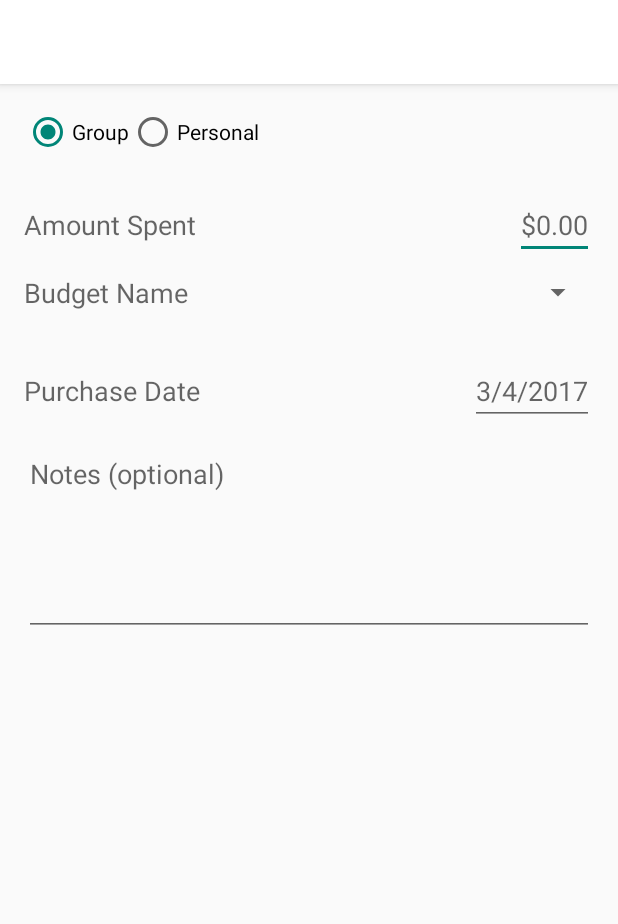
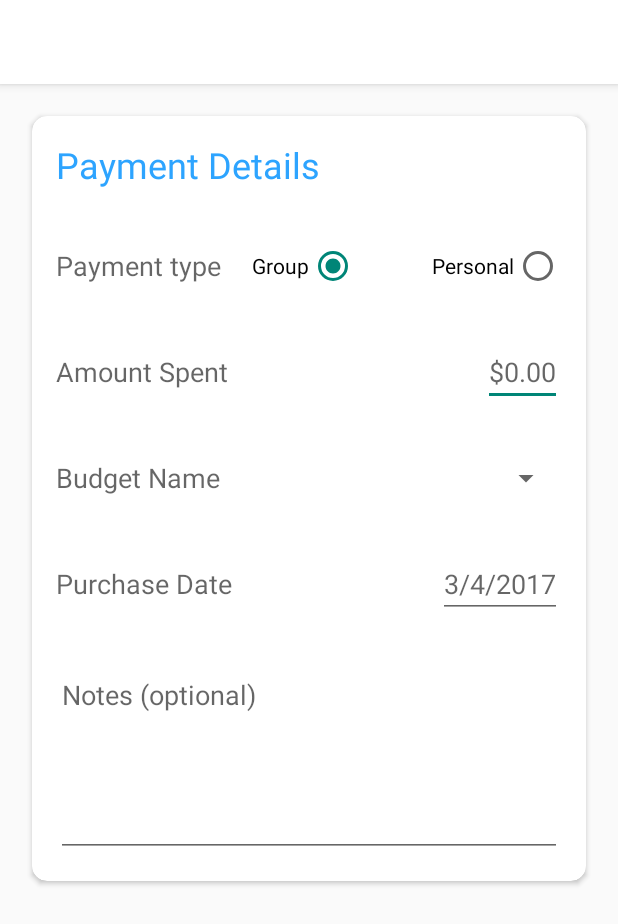
Before and after one commit to hatim-khan/budget-buddy, an Android app: the layout activity_add.xml on its own in the app's theme, with its tools: preview values and no code run, on a phone screen of 412 x 824 dp. Shown: the top 924 px of the screen. Run offline under Robolectric (Android 15) with nearby library versions, the phone set to English and light mode, and no system bars.

Commit message:
changed UI for add-payment

```diff
--- a/Android/BudgetBuddy/app/src/main/java/area51/budgetbuddy/AddActivity.java
+++ b/Android/BudgetBuddy/app/src/main/java/area51/budgetbuddy/AddActivity.java
@@ -41,6 +41,7 @@ public class AddActivity extends AppCompatActivity {
         // adds the "back button", which goes back to the MainActivity (where you can see Overview / Payments / Trends
         ActionBar actionBar = getSupportActionBar();
         actionBar.setDisplayHomeAsUpEnabled(true);
+        getSupportActionBar().setTitle("Add a new Payment");
         currentUser = AppVariables.currentUser;
         if (currentUser == null) throw new AssertionError("Current User cannot be null");
 
--- a/Android/BudgetBuddy/app/src/main/res/layout/activity_add.xml
+++ b/Android/BudgetBuddy/app/src/main/res/layout/activity_add.xml
@@ -21,52 +21,109 @@
     <LinearLayout
         android:layout_width="match_parent"
         android:layout_height="0dp"
+        android:layout_weight="1"
         android:orientation="vertical"
         android:paddingBottom="@dimen/activity_vertical_margin"
         android:paddingLeft="@dimen/activity_horizontal_margin"
         android:paddingRight="@dimen/activity_horizontal_margin"
         android:paddingTop="@dimen/activity_vertical_margin"
-        android:layout_weight="1">
+        android:weightSum="1">
+
+
+        <android.support.v7.widget.CardView
+            android:id="@+id/card_view2"
+            android:layout_width="fill_parent"
+            android:layout_height="510dp"
+            android:layout_gravity="center"
+            android:layout_margin="5dp"
+            android:layout_weight="0.00"
+            android:background="@color/white"
+            android:elevation="2dp"
+            app:cardCornerRadius="10dp">
+
+            <LinearLayout
+                android:layout_width="match_parent"
+                android:layout_height="match_parent"
+                android:layout_margin="@dimen/activity_horizontal_margin"
+                android:orientation="vertical">
+
+                <TextView
+                    android:layout_width="match_parent"
+                    android:layout_height="wrap_content"
+                    android:paddingBottom="@dimen/activity_vertical_margin"
+                    android:text="Payment Details"
+                    android:textAppearance="@style/TextAppearance.AppCompat.Headline"
+                    android:textColor="@color/colorPrimary"
+                    />
+
+                <LinearLayout
+                    android:layout_width="match_parent"
+                    android:layout_height="0dp"
+                    android:layout_weight="1"
+                    android:orientation="horizontal">
+
+                    <TextView
+                        android:layout_width="wrap_content"
+                        android:layout_height="wrap_content"
+                        android:layout_gravity="center_vertical"
+                        android:layout_weight="4"
+                        android:text="Payment type"
+                        android:textAppearance="@style/TextAppearance.AppCompat.Medium" />
 
                     <RadioGroup
                         android:id="@+id/radio_group"
                         android:layout_width="wrap_content"
-            android:layout_height="0dp"
+                        android:layout_height="wrap_content"
+                        android:layout_gravity="center_vertical"
+
+                        android:layout_weight="1"
+                        android:checkedButton="@+id/group_radio_button"
+                        android:gravity="right"
                         android:orientation="horizontal"
-            android:checkedButton="@+id/group_radio_button"
-            android:layout_weight="1">
+                        android:paddingLeft="@dimen/activity_horizontal_margin">
 
                         <RadioButton
                             android:id="@+id/group_radio_button"
                             android:layout_width="wrap_content"
                             android:layout_height="wrap_content"
-                android:text="Group"/>
+                            android:layout_gravity="start"
+                            android:layout_marginRight="50dp"
+                            android:layoutDirection="rtl"
+                            android:text="Group"
+                            android:textAlignment="textStart" />
 
                         <RadioButton
                             android:id="@+id/personal_radio_button"
                             android:layout_width="wrap_content"
                             android:layout_height="wrap_content"
-                android:text="Personal"/>
+                            android:layout_gravity="start"
+                            android:layoutDirection="rtl"
+                            android:text="Personal"
+                            android:textAlignment="textStart" />
 
                     </RadioGroup>
+                </LinearLayout>
 
                 <!-- Amount Spent Picker -->
                 <LinearLayout
                     android:layout_width="match_parent"
                     android:layout_height="0dp"
-            android:orientation="horizontal"
-            android:layout_weight="1">
+                    android:layout_weight="1"
+                    android:orientation="horizontal">
 
                     <TextView
                         android:layout_width="wrap_content"
                         android:layout_height="wrap_content"
-                android:textAppearance="@style/TextAppearance.AppCompat.Medium"
+                        android:layout_gravity="center_vertical"
+                        android:layout_weight="1"
                         android:text="Amount Spent"
-                android:layout_weight="1"/>
+                        android:textAppearance="@style/TextAppearance.AppCompat.Medium" />
+
                     <EditText
                         android:id="@+id/amount_spent"
                         android:layout_width="wrap_content"
                         android:layout_height="wrap_content"
+                        android:layout_gravity="center_vertical"
                         android:hint="$0.00" />
 
                 </LinearLayout>
@@ -75,24 +132,25 @@
                 <LinearLayout
                     android:layout_width="match_parent"
                     android:layout_height="0dp"
-            android:orientation="horizontal"
-            android:layout_weight="1">
+                    android:layout_weight="1"
+                    android:orientation="horizontal">
 
                     <TextView
                         android:layout_width="wrap_content"
                         android:layout_height="wrap_content"
-                android:textAppearance="@style/TextAppearance.AppCompat.Medium"
+                        android:layout_gravity="center_vertical"
+                        android:layout_weight="1"
                         android:text="Budget Name"
-                android:layout_weight="1"/>
+                        android:textAppearance="@style/TextAppearance.AppCompat.Medium" />
+
                     <Spinner
                         android:id="@+id/budget_name"
                         android:layout_width="0dp"
                         android:layout_height="wrap_content"
+                        android:layout_gravity="center_vertical"
                         android:layout_weight="1"
                         android:gravity="right"
-                android:textAlignment="gravity"
-                >
-            </Spinner>
+                        android:textAlignment="gravity"></Spinner>
 
                 </LinearLayout>
 
@@ -101,20 +159,23 @@
                 <LinearLayout
                     android:layout_width="match_parent"
                     android:layout_height="0dp"
-            android:orientation="horizontal"
-            android:layout_weight="1">
+                    android:layout_weight="1"
+                    android:orientation="horizontal">
 
                     <TextView
                         android:layout_width="wrap_content"
                         android:layout_height="wrap_content"
-                android:textAppearance="@style/TextAppearance.AppCompat.Medium"
+                        android:layout_gravity="center_vertical"
+                        android:layout_weight="1"
                         android:text="Purchase Date"
-                android:layout_weight="1"/>
+                        android:textAppearance="@style/TextAppearance.AppCompat.Medium" />
+
                     <EditText
                         android:id="@+id/purchase_date"
                         android:layout_width="wrap_content"
                         android:layout_height="wrap_content"
-                android:hint="3/4/2017"/>
+                        android:layout_gravity="center_vertical"
+                        android:hint="3/4/2017" />
 
                 </LinearLayout>
 
@@ -123,20 +184,14 @@
                     android:id="@+id/notes"
                     android:layout_width="fill_parent"
                     android:layout_height="wrap_content"
-            android:lines="5"
+                    android:layout_marginTop="@dimen/activity_vertical_margin"
                     android:gravity="top"
+                    android:hint="Notes (optional)"
                     android:inputType="textMultiLine"
-            android:hint="Notes (optional)">
-        </EditText>
-
+                    android:lines="5"></EditText>
             </LinearLayout>
 
-    <!-- Spacer view (to make room for the keyboard) -->
-    <LinearLayout
-        android:layout_width="match_parent"
-        android:layout_height="0dp"
-        android:orientation="vertical"
-        android:layout_weight="1">
+        </android.support.v7.widget.CardView>
     </LinearLayout>
 
 
```
Lines whose indentation alone changed are shown as unchanged.
